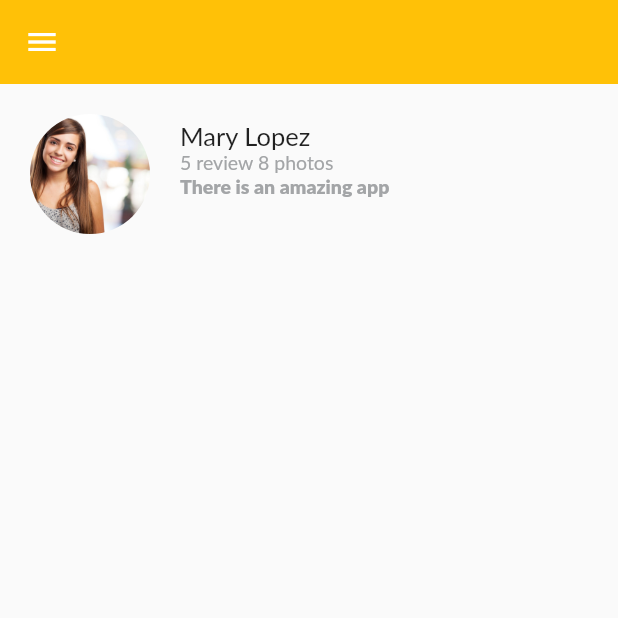
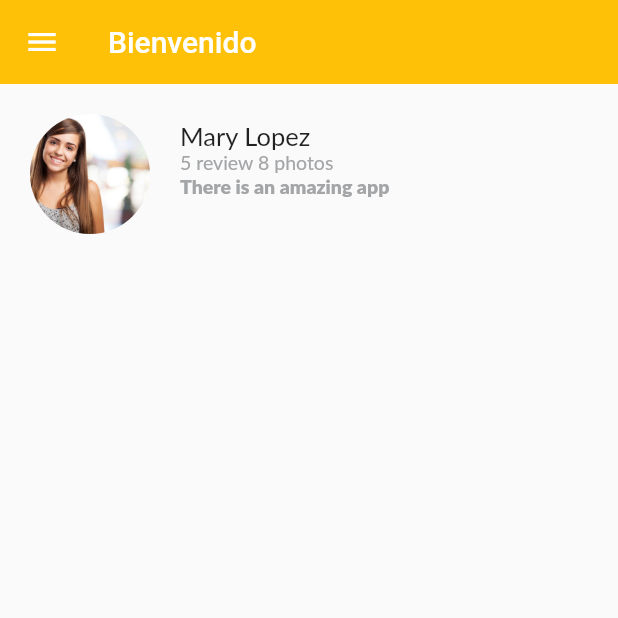
Before and after one commit to GeralPinzon/GestureApp, a Flutter app: the screen it shows after launch, after a tap on "Iniciar Sesion", on a phone screen of 412 x 824 dp, the top half of it. Run offline on Flutter 3.47's test engine with Material 2 defaults, Android fonts, the phone set to English and light mode, and no system bars; Roboto replaces fonts that are missing (Lato).

Commit message:
Se agrego texto al Drawer

```diff
--- a/lib/main.dart
+++ b/lib/main.dart
@@ -1,5 +1,6 @@
 import 'package:flutter/material.dart';
 import 'package:GestureApp/routes.dart';
+import 'package:flutter/services.dart';
 
 void main() {
   runApp(MyApp());
@@ -8,7 +9,13 @@ void main() {
 class MyApp extends StatelessWidget {
   @override
   Widget build(BuildContext context) {
+    SystemChrome.setSystemUIOverlayStyle(
+      SystemUiOverlayStyle(
+        statusBarColor: Colors.transparent,
+      ),
+    );
     return MaterialApp(
+      debugShowCheckedModeBanner: false,
       title: 'GestureApp',
       theme: ThemeData(
         primarySwatch: Colors.blue,
--- a/lib/pages/home.dart
+++ b/lib/pages/home.dart
@@ -8,6 +8,10 @@ class Home extends StatelessWidget {
       appBar: AppBar(
         backgroundColor: Colors.amber[500],
         elevation: 0,
+        title: Text(
+          'Bienvenido',
+          textAlign: TextAlign.center,
+        ),
       ),
       body: Column(
         children: [
@@ -20,11 +24,21 @@ class Home extends StatelessWidget {
           padding: EdgeInsets.zero,
           children: [
             DrawerHeader(
-              child: Text('Hola'),
-              decoration: BoxDecoration(
-                color: Colors.amber[500],
-              ),
-            ),
+                decoration: BoxDecoration(
+                  color: Colors.amber[500],
+                ),
+                child: Stack(
+                  children: [
+                    Positioned(
+                        bottom: 20.0,
+                        left: 20.0,
+                        child: Text("Menu",
+                            style: TextStyle(
+                                color: Colors.black,
+                                fontSize: 18,
+                                fontWeight: FontWeight.w500))),
+                  ],
+                )),
             ListTile(
               title: Text('Item 1'),
               onTap: () {
--- a/lib/pages/login.dart
+++ b/lib/pages/login.dart
@@ -6,6 +6,7 @@ class Login extends StatelessWidget {
   Widget build(BuildContext context) {
     return Scaffold(
       appBar: AppBar(
+        brightness: Brightness.light,
         backgroundColor: Colors.transparent,
         elevation: 0,
       ),
```
